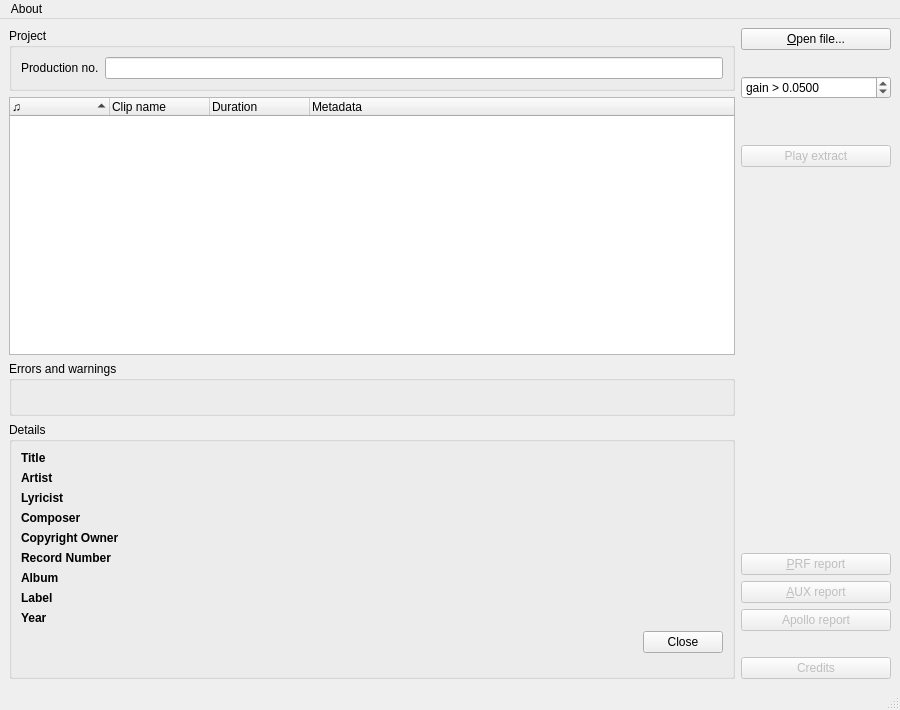
This is src/gui/pling-plong-odometer.ui in havardgulldahl/pling-plong-odometer as Qt 5 draws it before an edit. The edited form follows.
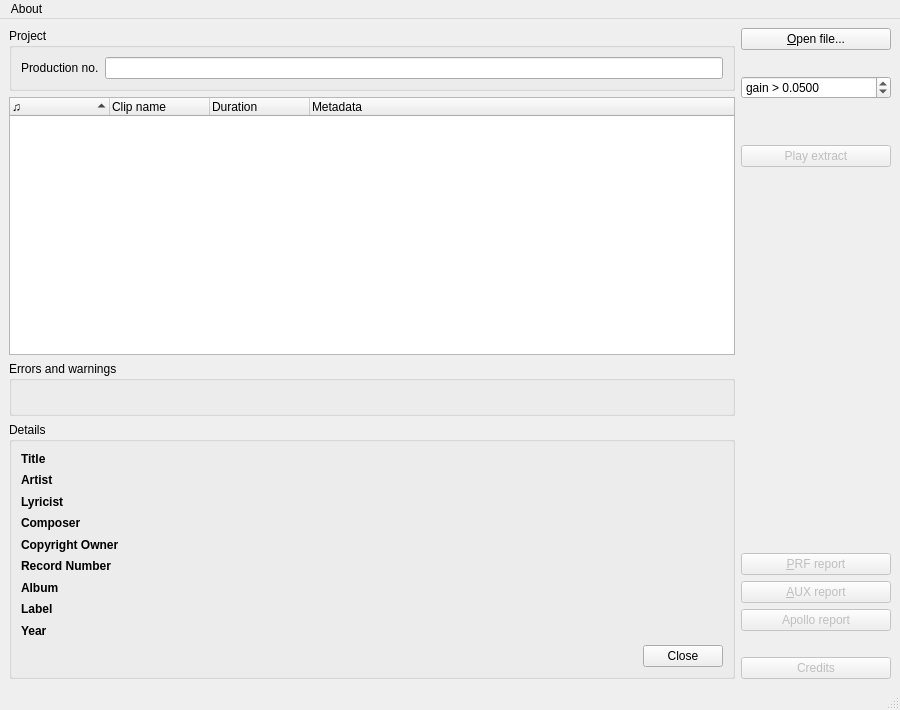
This is the edited form. Icons and pictures are not drawn.

Commit message: startingeditable metadata

Diff of the .ui file:
```diff
--- a/src/gui/pling-plong-odometer.ui
+++ b/src/gui/pling-plong-odometer.ui
@@ -134,69 +134,60 @@
         <property name="title">
          <string>Details</string>
         </property>
-        <layout class="QFormLayout" name="formLayout">
-         <property name="fieldGrowthPolicy">
-          <enum>QFormLayout::AllNonFixedFieldsGrow</enum>
-         </property>
-         <item row="2" column="0">
+        <layout class="QGridLayout" name="gridLayout_3">
+         <item row="0" column="0">
           <widget class="QLabel" name="label">
            <property name="text">
             <string>&lt;b&gt;Title&lt;/b&gt;</string>
            </property>
           </widget>
          </item>
-         <item row="3" column="0">
+         <item row="0" column="1">
+          <widget class="QLabel" name="clipTitle">
+           <property name="text">
+            <string/>
+           </property>
+           <property name="textInteractionFlags">
+            <set>Qt::LinksAccessibleByMouse|Qt::TextSelectableByKeyboard|Qt::TextSelectableByMouse</set>
+           </property>
+          </widget>
+         </item>
+         <item row="1" column="0">
           <widget class="QLabel" name="label_7">
            <property name="text">
             <string>&lt;b&gt;Artist&lt;/b&gt;</string>
            </property>
           </widget>
          </item>
-         <item row="11" column="0">
-          <widget class="QLabel" name="label_5">
+         <item row="1" column="1">
+          <widget class="QLabel" name="clipArtist">
            <property name="text">
-            <string>&lt;b&gt;Record Number&lt;/b&gt;</string>
+            <string/>
            </property>
           </widget>
          </item>
-         <item row="18" column="1">
-          <widget class="QDialogButtonBox" name="buttonBox">
-           <property name="statusTip">
-            <string>Close the Details box</string>
+         <item row="2" column="0">
+          <widget class="QLabel" name="label_9">
+           <property name="text">
+            <string>&lt;b&gt;Lyricist&lt;/b&gt;</string>
            </property>
-           <property name="standardButtons">
-            <set>QDialogButtonBox::Close</set>
+          </widget>
+         </item>
+         <item row="2" column="1">
+          <widget class="QLabel" name="clipLyricist">
+           <property name="text">
+            <string/>
            </property>
           </widget>
          </item>
-         <item row="6" column="0">
+         <item row="3" column="0">
           <widget class="QLabel" name="label_6">
            <property name="text">
             <string>&lt;b&gt;Composer&lt;/b&gt;</string>
            </property>
           </widget>
          </item>
-         <item row="2" column="1">
-          <widget class="QLabel" name="clipTitle">
-           <property name="text">
-            <string/>
-           </property>
-           <property name="textInteractionFlags">
-            <set>Qt::LinksAccessibleByMouse|Qt::TextSelectableByKeyboard|Qt::TextSelectableByMouse</set>
-           </property>
-          </widget>
-         </item>
          <item row="3" column="1">
-          <widget class="QLabel" name="clipArtist">
-           <property name="text">
-            <string/>
-           </property>
-           <property name="textInteractionFlags">
-            <set>Qt::LinksAccessibleByMouse|Qt::TextSelectableByKeyboard|Qt::TextSelectableByMouse</set>
-           </property>
-          </widget>
-         </item>
-         <item row="6" column="1">
           <widget class="QLabel" name="clipComposer">
            <property name="text">
             <string/>
@@ -206,7 +197,41 @@
            </property>
           </widget>
          </item>
-         <item row="14" column="0">
+         <item row="4" column="0">
+          <widget class="QLabel" name="label_4">
+           <property name="text">
+            <string>&lt;b&gt;Copyright Owner&lt;/b&gt;</string>
+           </property>
+          </widget>
+         </item>
+         <item row="4" column="1">
+          <widget class="QLabel" name="clipCopyright">
+           <property name="text">
+            <string/>
+           </property>
+           <property name="textInteractionFlags">
+            <set>Qt::LinksAccessibleByMouse|Qt::TextSelectableByKeyboard|Qt::TextSelectableByMouse</set>
+           </property>
+          </widget>
+         </item>
+         <item row="5" column="0">
+          <widget class="QLabel" name="label_5">
+           <property name="text">
+            <string>&lt;b&gt;Record Number&lt;/b&gt;</string>
+           </property>
+          </widget>
+         </item>
+         <item row="5" column="1">
+          <widget class="QLabel" name="clipRecordnumber">
+           <property name="text">
+            <string/>
+           </property>
+           <property name="textInteractionFlags">
+            <set>Qt::LinksAccessibleByMouse|Qt::TextSelectableByKeyboard|Qt::TextSelectableByMouse</set>
+           </property>
+          </widget>
+         </item>
+         <item row="6" column="0">
           <widget class="QLabel" name="label_10">
            <property name="text">
             <string>&lt;b&gt;Album&lt;/b&gt;</string>
@@ -216,35 +241,21 @@
            </property>
           </widget>
          </item>
-         <item row="14" column="1">
+         <item row="6" column="1">
           <widget class="QLabel" name="clipAlbum">
            <property name="text">
             <string/>
            </property>
           </widget>
          </item>
-         <item row="17" column="0">
-          <widget class="QLabel" name="label_2">
-           <property name="text">
-            <string>&lt;b&gt;Year&lt;/b&gt;</string>
-           </property>
-          </widget>
-         </item>
-         <item row="4" column="0">
-          <widget class="QLabel" name="label_9">
-           <property name="text">
-            <string>&lt;b&gt;Lyricist&lt;/b&gt;</string>
-           </property>
-          </widget>
-         </item>
-         <item row="15" column="0">
+         <item row="7" column="0">
           <widget class="QLabel" name="label_3">
            <property name="text">
             <string>&lt;b&gt;Label&lt;/b&gt;</string>
            </property>
           </widget>
          </item>
-         <item row="15" column="1">
+         <item row="7" column="1">
           <widget class="QLabel" name="clipLabel">
            <property name="text">
             <string/>
@@ -254,35 +265,15 @@
            </property>
           </widget>
          </item>
-         <item row="4" column="1">
-          <widget class="QLabel" name="clipLyricist">
-           <property name="text">
-            <string/>
-           </property>
-           <property name="textInteractionFlags">
-            <set>Qt::LinksAccessibleByMouse|Qt::TextSelectableByKeyboard|Qt::TextSelectableByMouse</set>
-           </property>
-          </widget>
-         </item>
          <item row="8" column="0">
-          <widget class="QLabel" name="label_4">
+          <widget class="QLabel" name="label_2">
            <property name="text">
-            <string>&lt;b&gt;Copyright Owner&lt;/b&gt;</string>
-           </property>
-          </widget>
-         </item>
-         <item row="17" column="1">
-          <widget class="QLabel" name="clipYear">
-           <property name="text">
-            <string/>
-           </property>
-           <property name="textInteractionFlags">
-            <set>Qt::LinksAccessibleByMouse|Qt::TextSelectableByKeyboard|Qt::TextSelectableByMouse</set>
+            <string>&lt;b&gt;Year&lt;/b&gt;</string>
            </property>
           </widget>
          </item>
          <item row="8" column="1">
-          <widget class="QLabel" name="clipCopyright">
+          <widget class="QLabel" name="clipYear">
            <property name="text">
             <string/>
            </property>
@@ -291,13 +282,13 @@
            </property>
           </widget>
          </item>
-         <item row="11" column="1">
-          <widget class="QLabel" name="clipRecordnumber">
-           <property name="text">
-            <string/>
+         <item row="9" column="1">
+          <widget class="QDialogButtonBox" name="buttonBox">
+           <property name="statusTip">
+            <string>Close the Details box</string>
            </property>
-           <property name="textInteractionFlags">
-            <set>Qt::LinksAccessibleByMouse|Qt::TextSelectableByKeyboard|Qt::TextSelectableByMouse</set>
+           <property name="standardButtons">
+            <set>QDialogButtonBox::Close</set>
            </property>
           </widget>
          </item>
```
Left out of the diff: 8 changed lines with no effect on the pictures. The commit also changes 2 other files.
